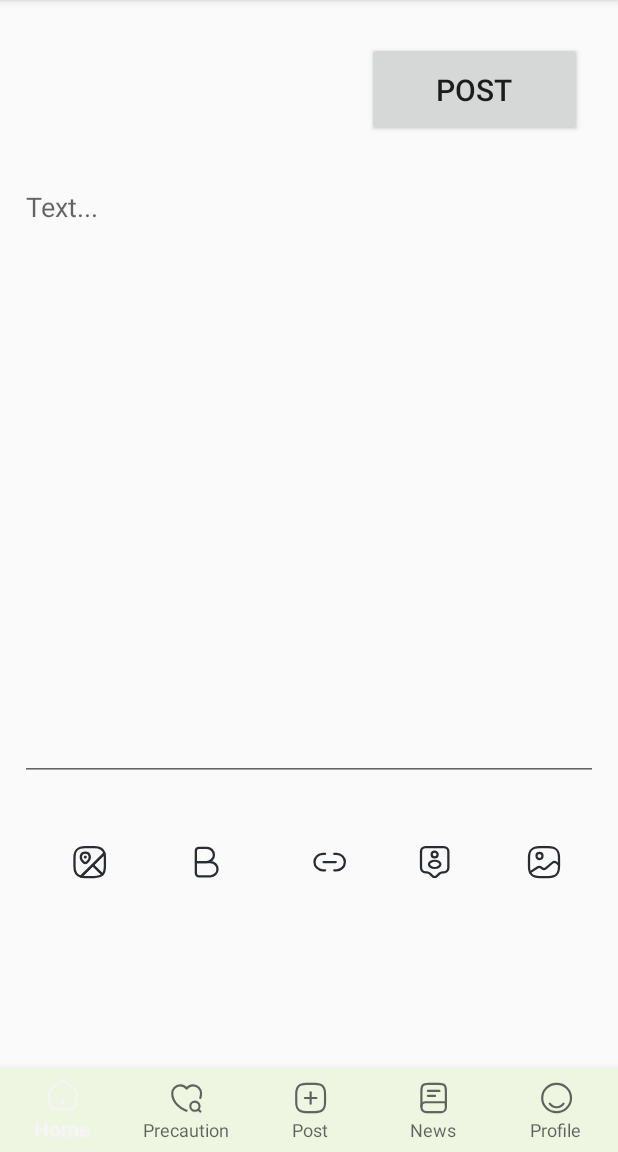
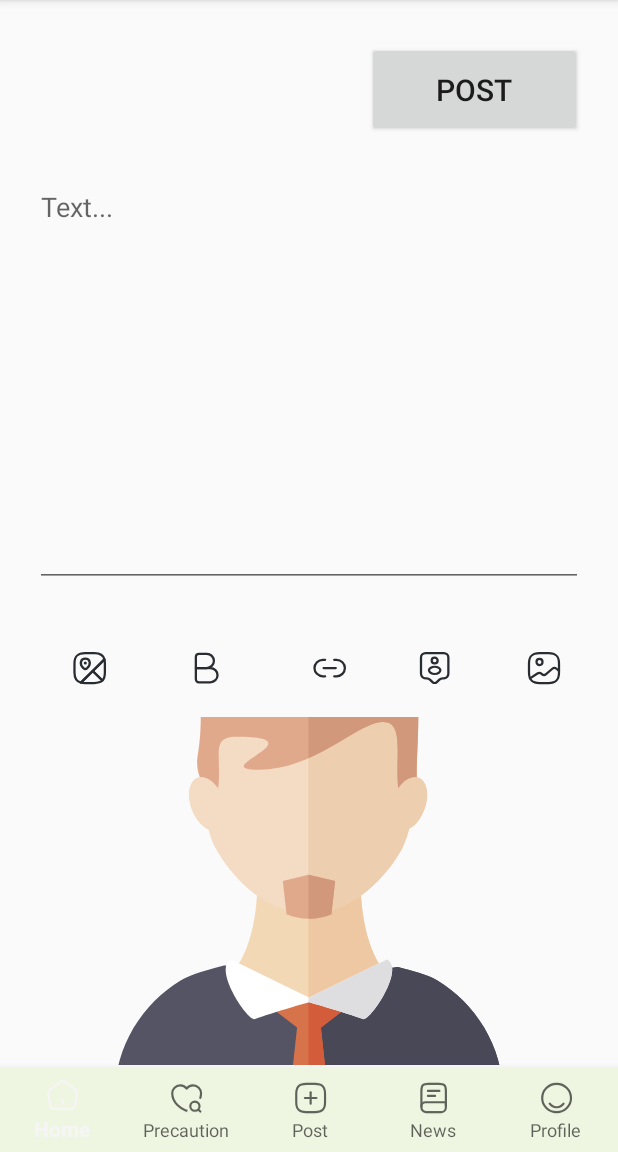
Before and after one commit to WeiJunHng/MAD-Project, an Android app: the fragment CreatePostFragment placed in its activity, on a phone screen of 412 x 824 dp, the part 84-1236 px from its top. Run offline under Robolectric (Android 15) with nearby library versions, the phone set to English and light mode, and no system bars; our stand-ins replace Firebase (no records; nobody signed in at launch, a user with empty details on screens opened directly), Room's generated code, navigation-ui; Roboto replaces fonts that are not available here; 1 statement that could not run was skipped.

Commit message:
add image view for post

```diff
--- a/app/src/main/res/layout/fragment_create_post.xml
+++ b/app/src/main/res/layout/fragment_create_post.xml
@@ -43,11 +43,10 @@ tools:context="com.example.madproject.ui.discussion.CreatePostFragment">
         app:layout_constraintTop_toTopOf="parent" />
 
 
-
     <EditText
         android:id="@+id/ETText"
-    android:layout_width="385dp"
-    android:layout_height="405dp"
+        android:layout_width="365dp"
+        android:layout_height="276dp"
         android:layout_marginTop="24dp"
         android:ems="10"
         android:gravity="top"
@@ -92,4 +91,17 @@ tools:context="com.example.madproject.ui.discussion.CreatePostFragment">
         app:layout_constraintStart_toEndOf="@+id/IBTagUser"
         app:layout_constraintTop_toBottomOf="@+id/ETText"
         app:srcCompat="@drawable/gallery_button" />
+
+    <ImageView
+        android:id="@+id/IVSelectedImage"
+        android:layout_width="360dp"
+        android:layout_height="232dp"
+        android:contentDescription="Selected Image"
+        android:scaleType="centerCrop"
+        app:layout_constraintBottom_toBottomOf="parent"
+        app:layout_constraintEnd_toEndOf="parent"
+        app:layout_constraintStart_toStartOf="parent"
+        app:layout_constraintTop_toBottomOf="@+id/IBLink"
+        app:srcCompat="@drawable/ic_placeholder" />
+
 </androidx.constraintlayout.widget.ConstraintLayout>
```
Lines whose indentation alone changed are shown as unchanged.
